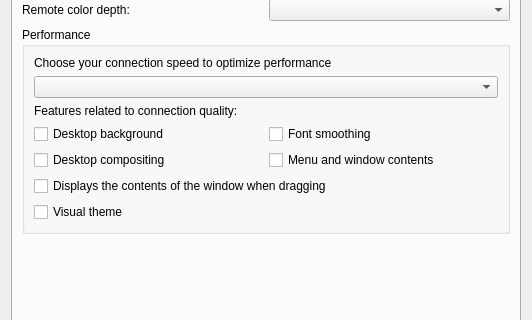
Before: the Qt Designer form Plugins/FreeRDP/Client/DlgSetFreeRDP.ui in KangLin/RabbitRemoteControl, drawn with Qt 5; both pictures show x 0 to 532 and y 168 to 488 of the 532 by 587 pixel window.
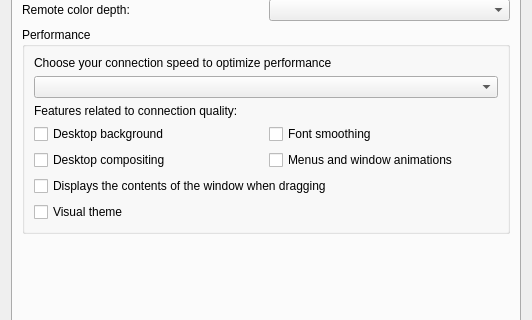
After: the same form once the commit is applied. The open tabs and pages were chosen to show the change. Icons and pictures are not drawn. Custom widgets are drawn as their Qt base class.

The edit to the form file:
```diff
--- a/Plugins/FreeRDP/Client/DlgSetFreeRDP.ui
+++ b/Plugins/FreeRDP/Client/DlgSetFreeRDP.ui
@@ -402,7 +402,7 @@
             <item>
              <widget class="QCheckBox" name="cbMenuAnims">
               <property name="text">
-               <string>Menu and window contents</string>
+               <string>Menus and window animations</string>
               </property>
              </widget>
             </item>
```
Left out of the diff: 2 changed lines with no effect on the pictures.
